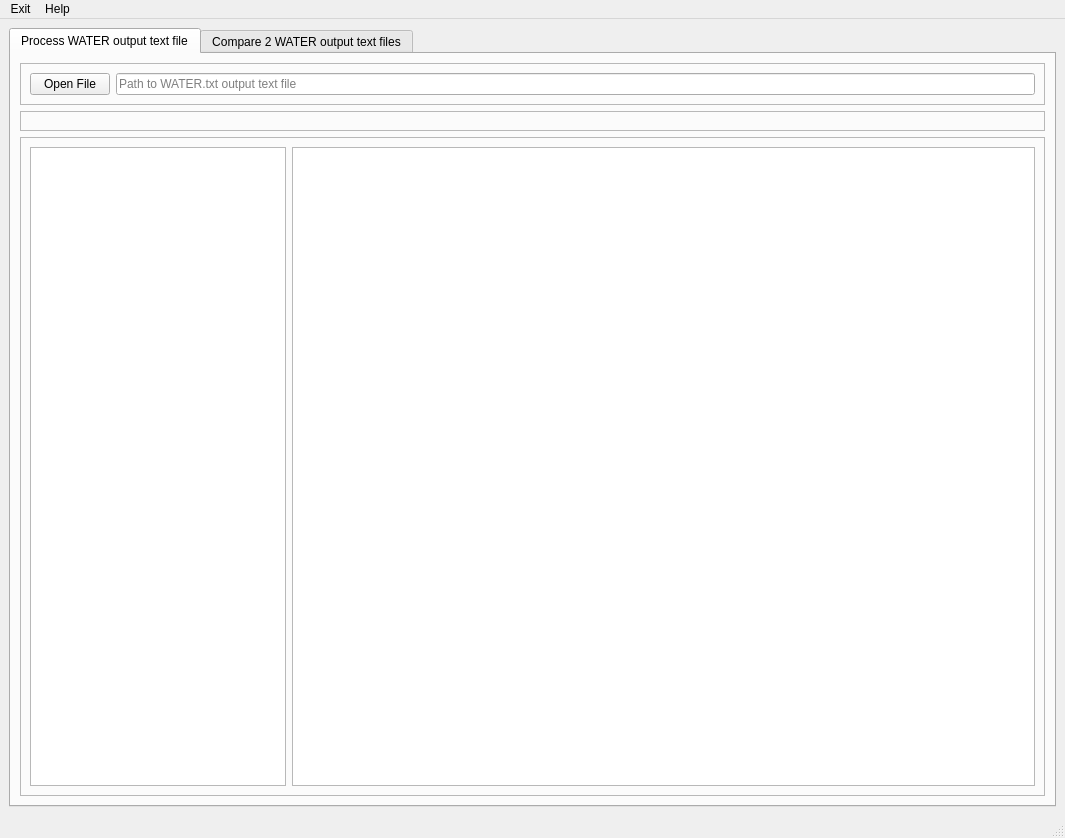
jlant/waterapputils, file waterapputils/gui/user_interface.ui: the form before one commit.
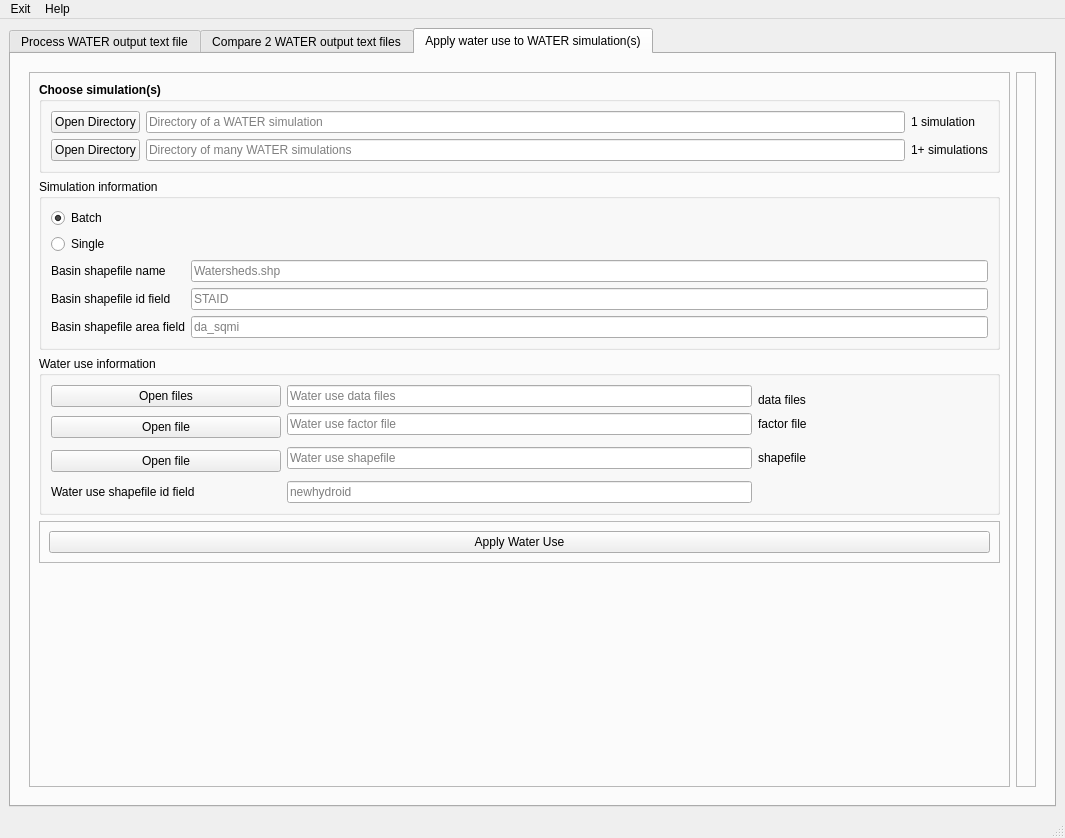
The form after the commit. Custom widgets are drawn as their Qt base class.

Commit message: created water use tab in user interface

Diff of the .ui file:
```diff
--- a/waterapputils/gui/user_interface.ui
+++ b/waterapputils/gui/user_interface.ui
@@ -16,7 +16,13 @@
   <widget class="QWidget" name="centralwidget">
    <layout class="QVBoxLayout" name="verticalLayout_2">
     <item>
-     <widget class="QTabWidget" name="tabWidget">
+     <widget class="QTabWidget" name="tab_applywateruse">
+      <property name="font">
+       <font>
+        <weight>50</weight>
+        <bold>false</bold>
+       </font>
+      </property>
       <property name="autoFillBackground">
        <bool>true</bool>
       </property>
@@ -27,7 +33,7 @@
        <enum>QTabWidget::Rounded</enum>
       </property>
       <property name="currentIndex">
-       <number>0</number>
+       <number>2</number>
       </property>
       <property name="tabsClosable">
        <bool>false</bool>
@@ -304,6 +310,359 @@
         </item>
        </layout>
       </widget>
+      <widget class="QWidget" name="tab_applywateruse">
+       <attribute name="title">
+        <string>Apply water use to WATER simulation(s)</string>
+       </attribute>
+       <layout class="QVBoxLayout" name="verticalLayout_8">
+        <item>
+         <widget class="QFrame" name="frame_13">
+          <property name="font">
+           <font>
+            <weight>50</weight>
+            <italic>false</italic>
+            <bold>false</bold>
+            <underline>false</underline>
+            <kerning>true</kerning>
+           </font>
+          </property>
+          <property name="toolTip">
+           <string/>
+          </property>
+          <layout class="QHBoxLayout" name="horizontalLayout_5">
+           <item>
+            <widget class="QFrame" name="frame_7">
+             <property name="frameShape">
+              <enum>QFrame::StyledPanel</enum>
+             </property>
+             <property name="frameShadow">
+              <enum>QFrame::Raised</enum>
+             </property>
+             <layout class="QVBoxLayout" name="verticalLayout_10">
+              <item>
+               <widget class="QGroupBox" name="groupBox_9">
+                <property name="font">
+                 <font>
+                  <weight>75</weight>
+                  <bold>true</bold>
+                 </font>
+                </property>
+                <property name="title">
+                 <string>Choose simulation(s)</string>
+                </property>
+                <layout class="QGridLayout" name="gridLayout_3">
+                 <item row="0" column="0" colspan="2">
+                  <layout class="QGridLayout" name="gridLayout_2">
+                   <item row="0" column="0">
+                    <widget class="QPushButton" name="tab_wateruse_push_button_open_sim">
+                     <property name="font">
+                      <font>
+                       <weight>50</weight>
+                       <bold>false</bold>
+                      </font>
+                     </property>
+                     <property name="text">
+                      <string>Open Directory</string>
+                     </property>
+                    </widget>
+                   </item>
+                   <item row="1" column="0">
+                    <widget class="QPushButton" name="tab_wateruse_push_button_open_sims">
+                     <property name="font">
+                      <font>
+                       <weight>50</weight>
+                       <bold>false</bold>
+                      </font>
+                     </property>
+                     <property name="text">
+                      <string>Open Directory</string>
+                     </property>
+                    </widget>
+                   </item>
+                   <item row="0" column="3">
+                    <widget class="QLabel" name="label_7">
+                     <property name="font">
+                      <font>
+                       <weight>50</weight>
+                       <bold>false</bold>
+                      </font>
+                     </property>
+                     <property name="text">
+                      <string>1 simulation</string>
+                     </property>
+                    </widget>
+                   </item>
+                   <item row="1" column="1">
+                    <widget class="QLineEdit" name="lineEdit_9">
+                     <property name="font">
+                      <font>
+                       <weight>50</weight>
+                       <bold>false</bold>
+                      </font>
+                     </property>
+                     <property name="placeholderText">
+                      <string>Directory of many WATER simulations</string>
+                     </property>
+                    </widget>
+                   </item>
+                   <item row="0" column="1">
+                    <widget class="QLineEdit" name="lineEdit">
+                     <property name="font">
+                      <font>
+                       <weight>50</weight>
+                       <bold>false</bold>
+                      </font>
+                     </property>
+                     <property name="placeholderText">
+                      <string>Directory of a WATER simulation</string>
+                     </property>
+                    </widget>
+                   </item>
+                   <item row="1" column="3">
+                    <widget class="QLabel" name="label_8">
+                     <property name="font">
+                      <font>
+                       <weight>50</weight>
+                       <bold>false</bold>
+                      </font>
+                     </property>
+                     <property name="text">
+                      <string>1+ simulations</string>
+                     </property>
+                    </widget>
+                   </item>
+                  </layout>
+                 </item>
+                </layout>
+               </widget>
+              </item>
+              <item>
+               <widget class="QGroupBox" name="groupBox_10">
+                <property name="sizePolicy">
+                 <sizepolicy hsizetype="Preferred" vsizetype="Preferred">
+                  <horstretch>0</horstretch>
+                  <verstretch>0</verstretch>
+                 </sizepolicy>
+                </property>
+                <property name="title">
+                 <string>Simulation information</string>
+                </property>
+                <layout class="QFormLayout" name="formLayout_2">
+                 <property name="fieldGrowthPolicy">
+                  <enum>QFormLayout::AllNonFixedFieldsGrow</enum>
+                 </property>
+                 <item row="0" column="0">
+                  <widget class="QRadioButton" name="tab_wateruse_sim_info_radio_button">
+                   <property name="text">
+                    <string>Batch</string>
+                   </property>
+                   <property name="checked">
+                    <bool>true</bool>
+                   </property>
+                  </widget>
+                 </item>
+                 <item row="1" column="0">
+                  <widget class="QRadioButton" name="radioButton_2">
+                   <property name="text">
+                    <string>Single</string>
+                   </property>
+                  </widget>
+                 </item>
+                 <item row="2" column="0">
+                  <widget class="QLabel" name="label_3">
+                   <property name="inputMethodHints">
+                    <set>Qt::ImhNone</set>
+                   </property>
+                   <property name="text">
+                    <string>Basin shapefile name</string>
+                   </property>
+                  </widget>
+                 </item>
+                 <item row="3" column="0">
+                  <widget class="QLabel" name="label_4">
+                   <property name="text">
+                    <string>Basin shapefile id field</string>
+                   </property>
+                  </widget>
+                 </item>
+                 <item row="3" column="1">
+                  <widget class="QLineEdit" name="tab_wateruse_sim_info_basin_shp_id_field">
+                   <property name="text">
+                    <string/>
+                   </property>
+                   <property name="placeholderText">
+                    <string>STAID</string>
+                   </property>
+                  </widget>
+                 </item>
+                 <item row="4" column="0">
+                  <widget class="QLabel" name="label_5">
+                   <property name="text">
+                    <string>Basin shapefile area field</string>
+                   </property>
+                  </widget>
+                 </item>
+                 <item row="4" column="1">
+                  <widget class="QLineEdit" name="tab_wateruse_sim_info_basin_shp_area_field">
+                   <property name="placeholderText">
+                    <string>da_sqmi</string>
+                   </property>
+                  </widget>
+                 </item>
+                 <item row="2" column="1">
+                  <widget class="QLineEdit" name="tab_wateruse_sim_info_basin_shp_name">
+                   <property name="placeholderText">
+                    <string>Watersheds.shp</string>
+                   </property>
+                  </widget>
+                 </item>
+                </layout>
+               </widget>
+              </item>
+              <item>
+               <widget class="QGroupBox" name="groupBox_11">
+                <property name="title">
+                 <string>Water use information</string>
+                </property>
+                <layout class="QGridLayout" name="gridLayout_5">
+                 <item row="1" column="2">
+                  <layout class="QGridLayout" name="gridLayout_4"/>
+                 </item>
+                 <item row="2" column="1" colspan="2">
+                  <widget class="QLineEdit" name="tab_wateruse_line_edit_wateruse_factor_file">
+                   <property name="placeholderText">
+                    <string>Water use factor file</string>
+                   </property>
+                  </widget>
+                 </item>
+                 <item row="0" column="0" rowspan="2">
+                  <widget class="QPushButton" name="tab_wateruse_push_button_wateruse_files">
+                   <property name="text">
+                    <string>Open files</string>
+                   </property>
+                  </widget>
+                 </item>
+                 <item row="2" column="0" rowspan="2">
+                  <widget class="QPushButton" name="tab_wateruse_push_button_wateruse_factor_file">
+                   <property name="text">
+                    <string>Open file</string>
+                   </property>
+                  </widget>
+                 </item>
+                 <item row="4" column="1" colspan="2">
+                  <widget class="QLineEdit" name="tab_wateruse_line_edit_wateruse_shp">
+                   <property name="placeholderText">
+                    <string>Water use shapefile</string>
+                   </property>
+                  </widget>
+                 </item>
+                 <item row="4" column="0" rowspan="2">
+                  <widget class="QPushButton" name="tab_wateruse_push_button_wateruse_shp">
+                   <property name="text">
+                    <string>Open file</string>
+                   </property>
+                  </widget>
+                 </item>
+                 <item row="6" column="0">
+                  <widget class="QLabel" name="label_6">
+                   <property name="text">
+                    <string>Water use shapefile id field</string>
+                   </property>
+                  </widget>
+                 </item>
+                 <item row="6" column="1" colspan="2">
+                  <widget class="QLineEdit" name="tab_wateruse_line_edit_wateruse_id_field">
+                   <property name="placeholderText">
+                    <string>newhydroid</string>
+                   </property>
+                  </widget>
+                 </item>
+                 <item row="0" column="1" rowspan="2" colspan="2">
+                  <widget class="QLineEdit" name="tab_wateruse_line_edit_wateruse_files">
+                   <property name="placeholderText">
+                    <string>Water use data files</string>
+                   </property>
+                  </widget>
+                 </item>
+                 <item row="1" column="3">
+                  <widget class="QLabel" name="label">
+                   <property name="text">
+                    <string>data files</string>
+                   </property>
+                  </widget>
+                 </item>
+                 <item row="2" column="3">
+                  <widget class="QLabel" name="label_2">
+                   <property name="text">
+                    <string>factor file</string>
+                   </property>
+                  </widget>
+                 </item>
+                 <item row="4" column="3">
+                  <widget class="QLabel" name="label_9">
+                   <property name="text">
+                    <string>shapefile</string>
+                   </property>
+                  </widget>
+                 </item>
+                </layout>
+               </widget>
+              </item>
+              <item>
+               <widget class="QFrame" name="frame_12">
+                <property name="frameShape">
+                 <enum>QFrame::StyledPanel</enum>
+                </property>
+                <property name="frameShadow">
+                 <enum>QFrame::Raised</enum>
+                </property>
+                <layout class="QVBoxLayout" name="verticalLayout_11">
+                 <item>
+                  <widget class="QPushButton" name="tab_wateruse_push_button_apply_wateruse">
+                   <property name="text">
+                    <string>Apply Water Use</string>
+                   </property>
+                  </widget>
+                 </item>
+                </layout>
+               </widget>
+              </item>
+              <item>
+               <spacer name="verticalSpacer">
+                <property name="orientation">
+                 <enum>Qt::Vertical</enum>
+                </property>
+                <property name="sizeHint" stdset="0">
+                 <size>
+                  <width>20</width>
+                  <height>40</height>
+                 </size>
+                </property>
+               </spacer>
+              </item>
+             </layout>
+            </widget>
+           </item>
+           <item>
+            <widget class="QFrame" name="frame_8">
+             <property name="frameShape">
+              <enum>QFrame::StyledPanel</enum>
+             </property>
+             <property name="frameShadow">
+              <enum>QFrame::Raised</enum>
+             </property>
+             <layout class="QVBoxLayout" name="verticalLayout_12">
+              <item>
+               <widget class="MatplotlibWidget" name="tab_wateruse_matplotlib_widget"/>
+              </item>
+             </layout>
+            </widget>
+           </item>
+          </layout>
+         </widget>
+        </item>
+       </layout>
+      </widget>
      </widget>
     </item>
    </layout>
```
The commit also changes 1 other file.
